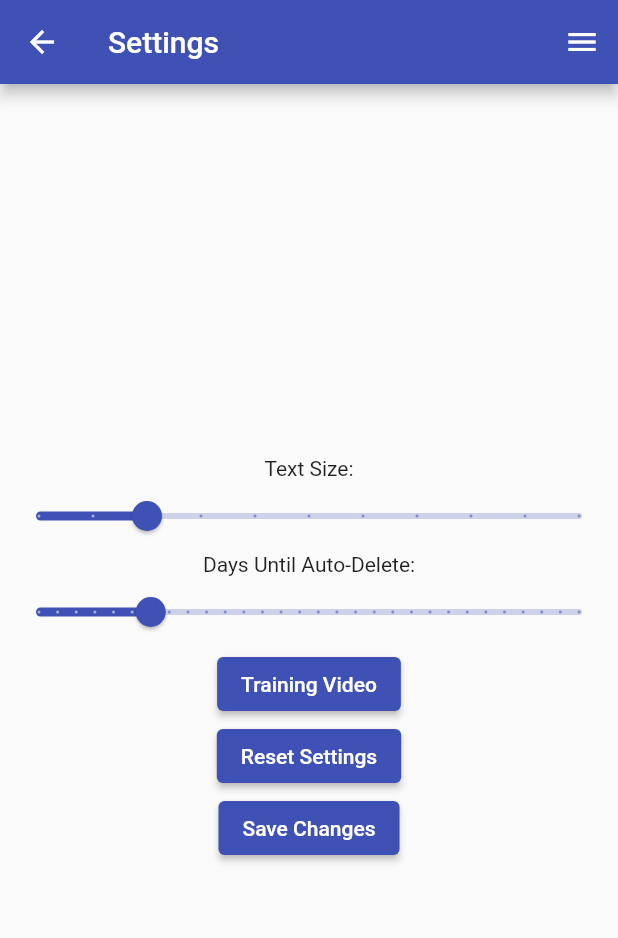
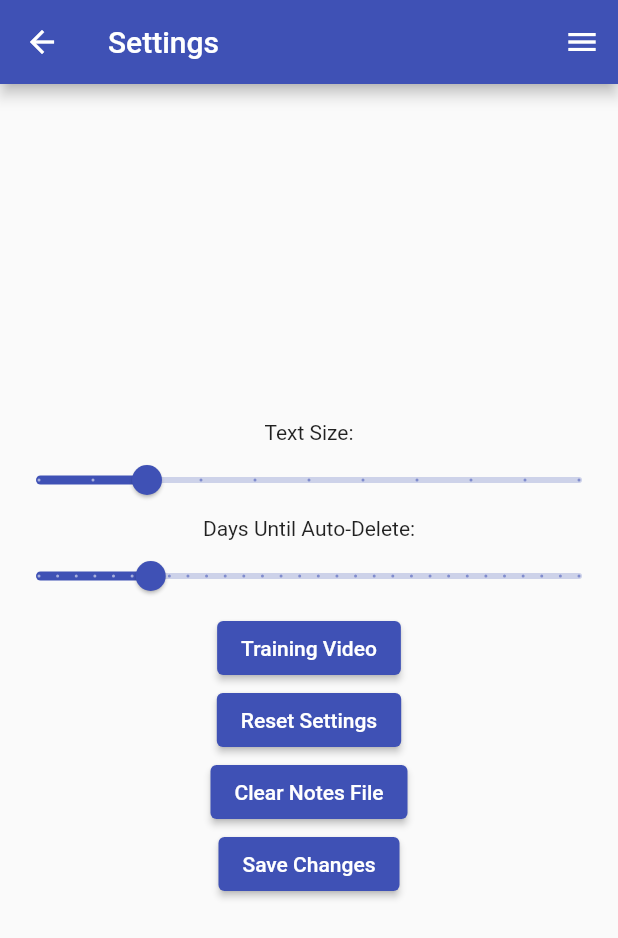
Before and after one commit to umgc/summer2021.charlie, a Flutter app: the SettingsForm screen opened directly, after a tap on "Reset Settings", on a phone screen of 412 x 824 dp. Shown: the top 938 px of the screen. Run offline on Flutter 3.47's test engine with Material 2 defaults, Android fonts, the phone set to English and light mode, and no system bars; our stand-ins replace audioplayers, avatar_glow, file, flutter_tts, local_auth, rxdart; missing offline and left inert: encrypt, google_speech, highlight_text, sound_recorder, sound_stream, workmanager; statements that could not run were skipped.

Commit message:
Bug fixes for milestone demo

```diff
--- a/lib/ui/settingsform.dart
+++ b/lib/ui/settingsform.dart
@@ -3,6 +3,7 @@ import 'dart:async';
 import 'package:flutter/material.dart';
 
 import '/util/settingsloader.dart';
+import '/util/textmap.dart';
 import 'settings.dart';
 
 ///Settings Form
@@ -16,6 +17,7 @@ class _SettingsFormState extends State<SettingsForm> {
   var _daysSliderValue = 7.0;
   List settingsList = [14.0, 7];
   SettingsLoader settingsLoader = SettingsLoader();
+  TextMap logs = TextMap();
   double textSize = 14.0;
 
   //Attempt to load settings file as this screen opens.
@@ -47,6 +49,15 @@ class _SettingsFormState extends State<SettingsForm> {
 
   void _resetSettingsPressed() {
     settingsLoader.resetSettings();
+
+    Navigator.push(
+      context,
+      MaterialPageRoute(builder: (context) => Settings()),
+    );
+  }
+
+  void _clearButtonPressed() async {
+    await logs.clear();
 
     Navigator.push(
       context,
@@ -101,6 +112,13 @@ class _SettingsFormState extends State<SettingsForm> {
               ),
               ElevatedButton(
                 onPressed: () {
+                  _clearButtonPressed();
+                },
+                child: Text("Clear Notes File",
+                    style: settingsLoader.getStyle(textSize)),
+              ),
+              ElevatedButton(
+                onPressed: () {
                   _saveChangesPressed();
                 },
                 child: Text("Save Changes",
```
Also changed, not shown: lib/ui/edit.dart (+11 -5 lines), lib/ui/saveform.dart (+0 -7 lines).
